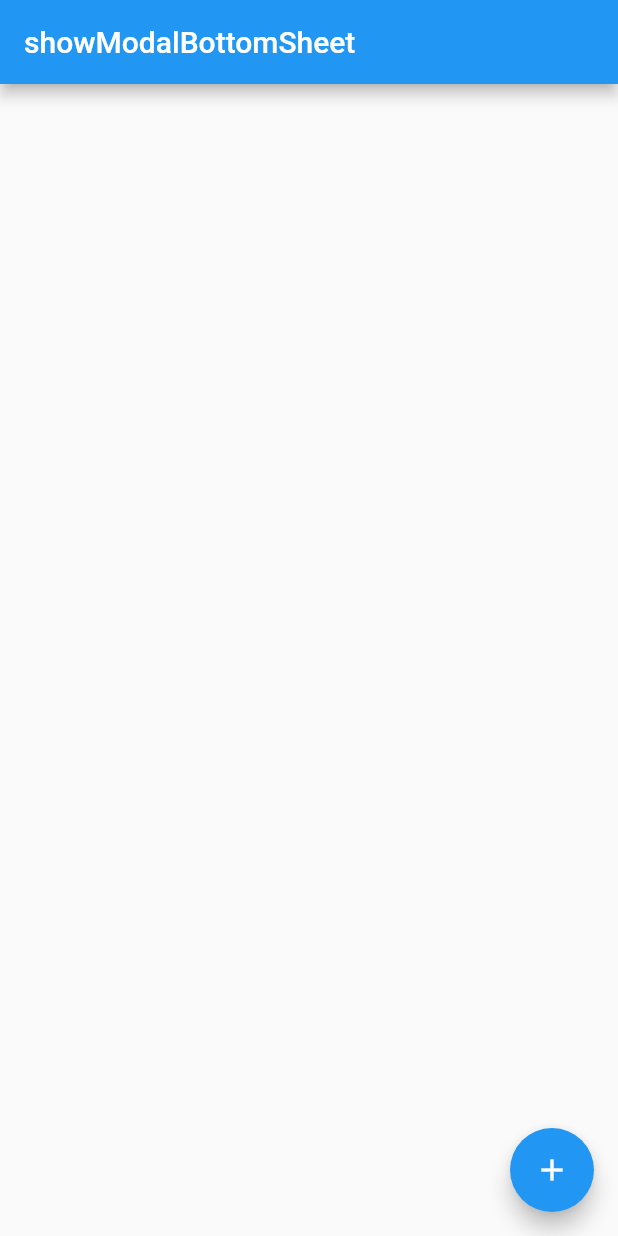
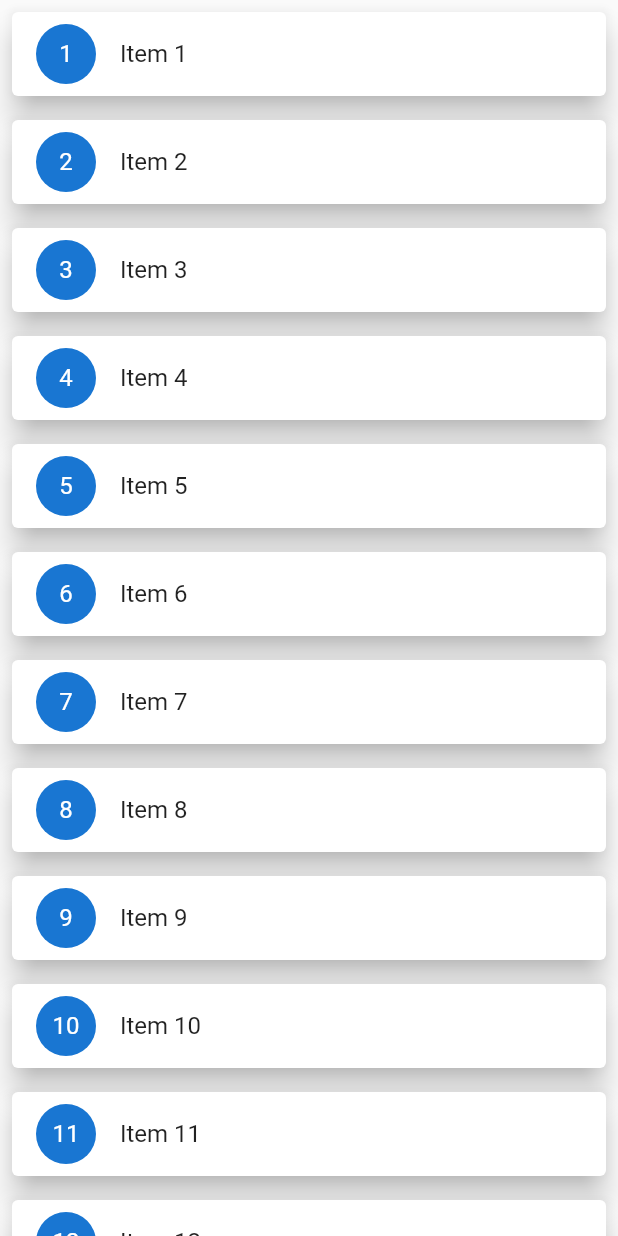
Before and after one commit to e-brains/flutter_study, a Flutter app: the screen it shows after launch, on a phone screen of 412 x 824 dp. Run offline on Flutter 3.47's test engine with Material 2 defaults, Android fonts, the phone set to English and light mode, and no system bars.

Commit message:
20220525

```diff
--- a/lib/main.dart
+++ b/lib/main.dart
@@ -1,10 +1,14 @@
 import 'dart:ui';
 
+import 'package:dear_flutter_four/my_app_five.dart';
+import 'package:dear_flutter_four/my_app_four.dart';
 import 'package:dear_flutter_four/my_app_one.dart';
+import 'package:dear_flutter_four/my_app_seven.dart';
+import 'package:dear_flutter_four/my_app_six.dart';
 import 'package:dear_flutter_four/my_app_three.dart';
 import 'package:dear_flutter_four/my_app_two.dart';
 import 'package:flutter/material.dart';
 
 void main() {
-  runApp(const MyAppThree());
+  runApp(const MyAppSeven());
 }
--- /dev/null
+++ b/lib/my_app_seven.dart
@@ -0,0 +1,119 @@
+import 'package:flutter/material.dart';
+
+class MyAppSeven extends StatelessWidget {
+  const MyAppSeven({Key? key}) : super(key: key);
+
+  // This widget is the root of your application.
+  @override
+  Widget build(BuildContext context) {
+    return const MaterialApp(
+      title: 'Flutter Demo',
+      debugShowCheckedModeBanner: false,
+      home: MyHomePageSeven(),
+    );
+  }
+}
+
+class MyHomePageSeven extends StatefulWidget {
+  const MyHomePageSeven({Key? key}) : super(key: key);
+
+  @override
+  State<MyHomePageSeven> createState() => _MyHomePageSevenState();
+}
+
+class _MyHomePageSevenState extends State<MyHomePageSeven> {
+  // 먼저 list generate function을 이용해서 30개의 list 아이템을 생성한다.
+  final List<String> _items = List.generate(20, (index) => 'Item ${index + 1}');
+
+  @override
+  Widget build(BuildContext context) {
+    return SafeArea(
+      child: Scaffold(
+        // ListView.builder를 이용해서 위에서 만든 item list를 렌더링
+        body: ListView.builder(
+          itemCount: _items.length,
+          //itemBuilder: (context, index) => buildCard(index), // Card 위젯 적용
+          itemBuilder: (context, index) =>
+              buildDismissible(index), // Dismissible 위젯 적용
+        ),
+      ),
+    );
+  }
+
+  // 아이템을 좌우로 드래그하여 리스트에서 사라지게 함
+  Dismissible buildDismissible(int index) {
+    return Dismissible(
+      key: Key(_items[index]),
+      onDismissed: (direction) {
+        if (direction == DismissDirection.endToStart) {
+          // 우측 -> 좌측으로 드래그
+          debugPrint("DismissDirection.endToStart");
+          // 액션이 일어나고 다시 그려주지 않고 hot reload 하면 index 오류 일어남
+          setState(() {
+            _items.removeAt(index);
+          });
+        }
+        if (direction == DismissDirection.startToEnd) {
+          // 좌측 -> 우측으로 드래그
+          debugPrint("DismissDirection.startToEnd");
+          setState(() {
+            _items.removeAt(index);
+          });
+        }
+      },
+      background: Container(
+        // 위젯이 와야되서 컨테이너 사용
+        margin: const EdgeInsets.all(8),
+        padding: const EdgeInsets.symmetric(horizontal: 20),
+        color: Colors.green,
+        alignment: Alignment.centerLeft,
+        child: const Icon(
+          Icons.save,
+          size: 36,
+          color: Colors.white,
+        ),
+      ),
+      secondaryBackground: Container(
+        margin: const EdgeInsets.all(8),
+        padding: const EdgeInsets.symmetric(horizontal: 20),
+        color: Colors.red,
+        alignment: Alignment.centerRight,
+        child: const Icon(
+          Icons.delete,
+          size: 36,
+          color: Colors.white,
+        ),
+      ),
+      child: Card(
+        margin: const EdgeInsets.all(8),
+        elevation: 8,
+        child: ListTile(
+          leading: CircleAvatar(
+            child: Text('${_items[index].split(' ')[1]}'),
+          ),
+          title: Text(
+            _items[index],
+            style: const TextStyle(fontSize: 16),
+          ),
+        ),
+      ),
+    );
+  }
+
+  // 리스트로 나열하기 위한 카드
+  Card buildCard(int index) {
+    return Card(
+      margin: const EdgeInsets.all(8),
+      elevation: 8,
+      child: ListTile(
+        leading: CircleAvatar(
+          child: Text('${_items[index].split(' ')[1]}'),
+        ),
+        title: Text(
+          _items[index],
+          style: const TextStyle(fontSize: 16),
+        ),
+      ),
+    );
+  }
+}
```
Also changed, not shown: lib/my_app_five.dart (added, +65 -0 lines), lib/my_app_four.dart (added, +71 -0 lines), lib/my_app_six.dart (added, +87 -0 lines).
